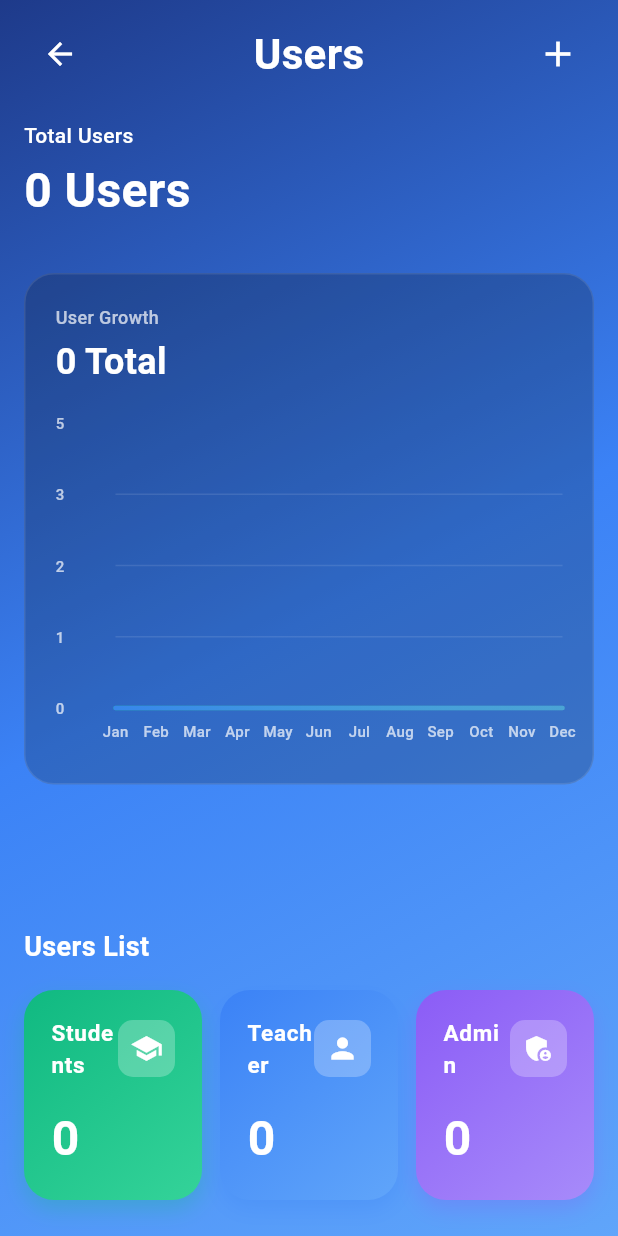
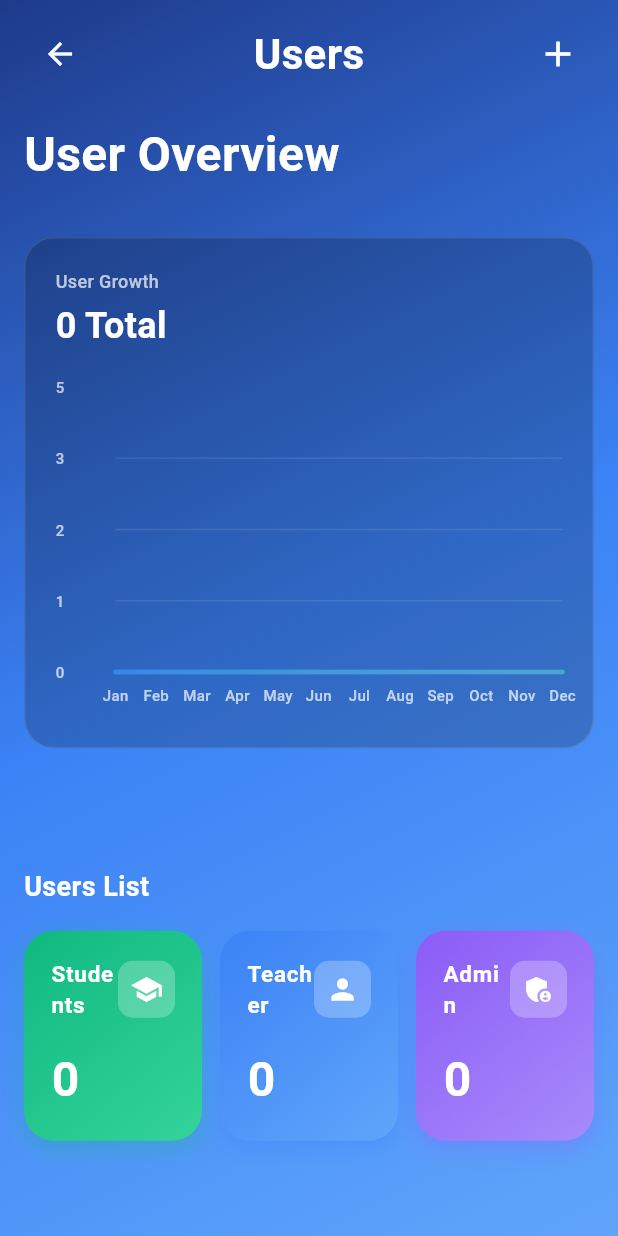
Before and after one commit to CS31A/attendance-management-mobile, a Flutter app: the UsersManagementScreen screen opened directly, on a phone screen of 412 x 824 dp. Run offline on Flutter 3.47's test engine with Material 3 defaults, Android fonts, the phone set to English and light mode, and no system bars; drawn by our look-alikes of fl_chart; our stand-ins replace shared_preferences; accounts and stored records are empty; network calls fail.

Commit message:
style: center align user cards

```diff
--- a/lib/screens/users_management_screen.dart
+++ b/lib/screens/users_management_screen.dart
@@ -89,33 +89,19 @@ class _UsersManagementScreenState extends State<UsersManagementScreen> {
               // Header
               _buildHeader(),
 
-              // Total Users - Upper Left
+              // User Overview - Upper Left
               if (!_isLoading && _errorMessage == null)
                 Padding(
                   padding: const EdgeInsets.fromLTRB(16, 8, 16, 16),
                   child: Row(
                     children: [
-                      Column(
-                        crossAxisAlignment: CrossAxisAlignment.start,
-                        children: [
                       const Text(
-                            'Total Users',
+                        'User Overview',
                         style: TextStyle(
-                              color: Colors.white,
-                              fontSize: 14,
-                              fontWeight: FontWeight.w500,
-                            ),
-                          ),
-                          const SizedBox(height: 4),
-                          Text(
-                            '$_totalUsersCount Users',
-                            style: const TextStyle(
                           color: Colors.white,
                           fontSize: 32,
                           fontWeight: FontWeight.bold,
                         ),
-                          ),
-                        ],
                       ),
                     ],
                   ),
@@ -154,22 +140,14 @@ class _UsersManagementScreenState extends State<UsersManagementScreen> {
                               ],
                             ),
                           )
-                        : Column(
+                        : LayoutBuilder(
+                            builder: (context, constraints) {
+                              return Column(
                                 children: [
-                              // Scrollable content area with graph
-                              Expanded(
-                                child: RefreshIndicator(
-                                  onRefresh: _loadUsers,
-                                  color: Colors.white,
-                                  backgroundColor: const Color(0xFF1E3A8A),
-                                  child: SingleChildScrollView(
-                                    physics: const AlwaysScrollableScrollPhysics(),
+                                  // Graph Section - Fixed at top
+                                  Container(
                                     padding: const EdgeInsets.symmetric(horizontal: 16, vertical: 16),
-                                    child: Column(
-                                      crossAxisAlignment: CrossAxisAlignment.start,
-                                      children: [
-                                        // Graph Section
-                                        Container(
+                                    child: Container(
                                       width: double.infinity,
                                       padding: const EdgeInsets.all(20),
                                       decoration: BoxDecoration(
@@ -220,16 +198,15 @@ class _UsersManagementScreenState extends State<UsersManagementScreen> {
                                         ],
                                       ),
                                     ),
-                                      ],
-                                    ),
-                                  ),
-                                ),
                                   ),
 
-                              // Bottom section with cards
-                              Container(
-                                padding: const EdgeInsets.fromLTRB(16, 16, 16, 24),
+                                  // Centered Cards Section
+                                  Expanded(
+                                    child: Center(
+                                      child: Padding(
+                                        padding: const EdgeInsets.symmetric(horizontal: 16),
                                         child: Column(
+                                          mainAxisAlignment: MainAxisAlignment.center,
                                           crossAxisAlignment: CrossAxisAlignment.start,
                                           children: [
                                             const Text(
@@ -294,7 +271,11 @@ class _UsersManagementScreenState extends State<UsersManagementScreen> {
                                           ],
                                         ),
                                       ),
+                                    ),
+                                  ),
                                 ],
+                              );
+                            },
                           ),
               ),
             ],
```
Lines whose indentation alone changed are shown as unchanged.
